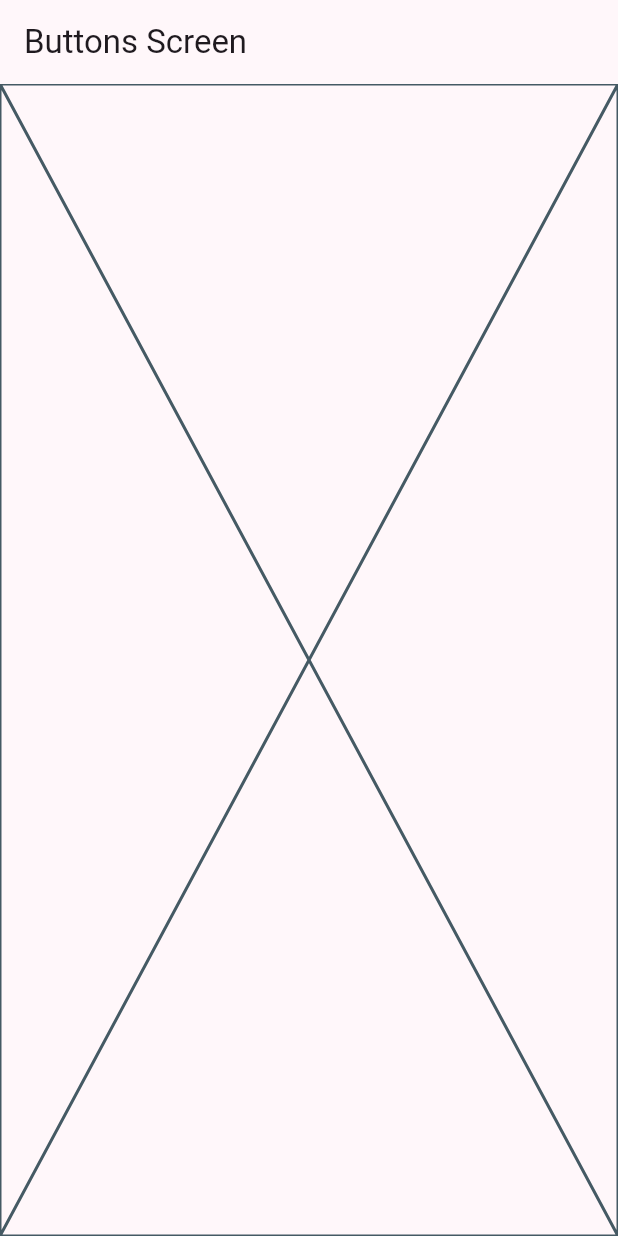
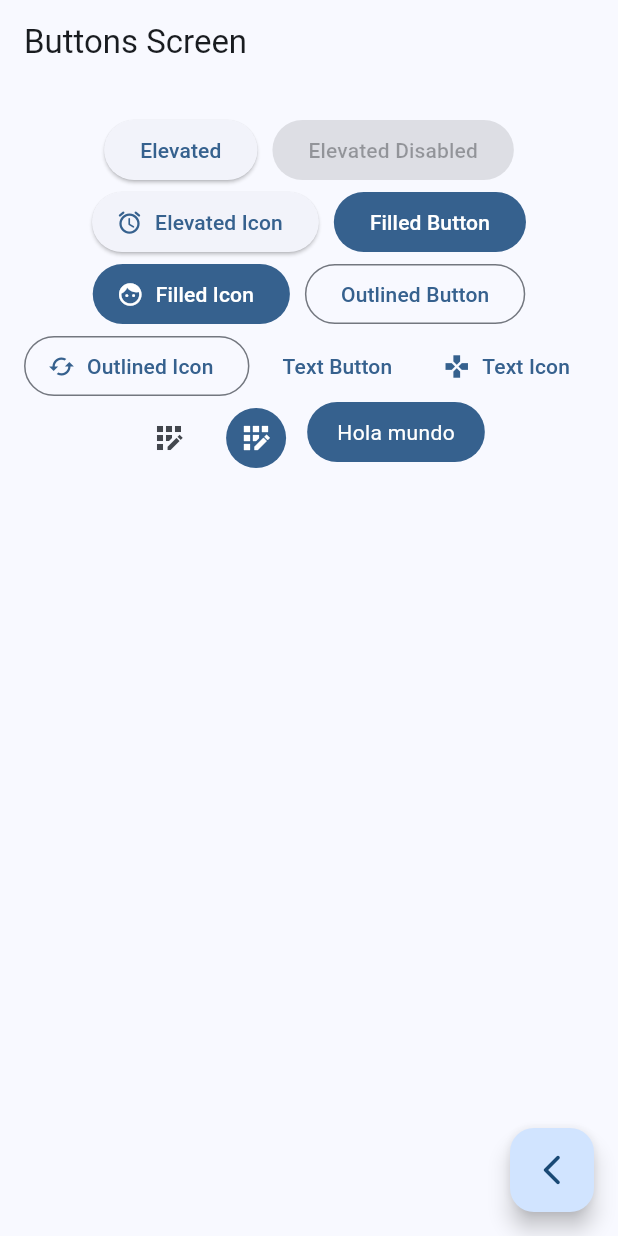
Before and after one commit to ortizjulian/widgets_app, a Flutter app: the ButtonsScreen screen opened by its route, on a phone screen of 412 x 824 dp. Run offline on Flutter 3.47's test engine with Material 3 defaults, Android fonts, the phone set to English and light mode, and no system bars; our stand-ins replace go_router.

Commit message:
button screen finished

```diff
--- a/lib/main.dart
+++ b/lib/main.dart
@@ -14,7 +14,7 @@ class MainApp extends StatelessWidget {
     return MaterialApp.router(
       routerConfig: appRouter,
       debugShowCheckedModeBanner: false,
-      theme: AppTheme(selectedColor: 4).getTheme(),
+      theme: AppTheme(selectedColor: 0).getTheme(),
     );
   }
 }
--- a/lib/presentation/screens/buttons/buttons_screen.dart
+++ b/lib/presentation/screens/buttons/buttons_screen.dart
@@ -1,4 +1,5 @@
 import 'package:flutter/material.dart';
+import 'package:go_router/go_router.dart';
 
 class ButtonsScreen extends StatelessWidget {
   static const String name = 'buttons_screen';
@@ -10,7 +11,114 @@ class ButtonsScreen extends StatelessWidget {
       appBar: AppBar(
         title: const Text('Buttons Screen'),
       ),
-      body: const Placeholder(),
+      body: const _ButtonsView(),
+      floatingActionButton: FloatingActionButton(
+        child: const Icon(Icons.arrow_back_ios_new_rounded),
+        onPressed: () {
+          context.pop();
+        },
+      ),
     );
   }
 }
+
+class _ButtonsView extends StatelessWidget {
+  const _ButtonsView();
+
+  @override
+  Widget build(BuildContext context) {
+    final colors = Theme.of(context).colorScheme;
+    return SizedBox(
+      width: double.infinity,
+      child: Padding(
+        padding: const EdgeInsets.symmetric(horizontal: 10, vertical: 20),
+        child: Wrap(
+          spacing: 10,
+          alignment: WrapAlignment.center,
+          children: [
+            ElevatedButton(
+              onPressed: () {},
+              child: const Text("Elevated"),
+            ),
+            const ElevatedButton(
+              onPressed: null,
+              child: Text("Elevated Disabled"),
+            ),
+            ElevatedButton.icon(
+              onPressed: () {},
+              icon: const Icon(Icons.access_alarm_rounded),
+              label: const Text('Elevated Icon'),
+            ),
+            FilledButton(
+              onPressed: () {},
+              child: const Text('Filled Button'),
+            ),
+            FilledButton.icon(
+              onPressed: () {},
+              icon: const Icon(Icons.face),
+              label: const Text('Filled Icon'),
+            ),
+            OutlinedButton(
+              onPressed: () {},
+              child: const Text("Outlined Button"),
+            ),
+            OutlinedButton.icon(
+              onPressed: () {},
+              icon: const Icon(Icons.cached_outlined),
+              label: const Text('Outlined Icon'),
+            ),
+            TextButton(
+              onPressed: () {},
+              child: const Text('Text Button'),
+            ),
+            TextButton.icon(
+              onPressed: () {},
+              icon: const Icon(Icons.gamepad),
+              label: const Text('Text Icon'),
+            ),
+            IconButton(
+              onPressed: () {},
+              icon: const Icon(Icons.app_registration_sharp),
+            ),
+            IconButton(
+              onPressed: () {},
+              icon: const Icon(Icons.app_registration_sharp),
+              style: ButtonStyle(
+                backgroundColor: MaterialStatePropertyAll(colors.primary),
+                iconColor: const MaterialStatePropertyAll(Colors.white),
+              ),
+            ),
+            const CustomButton()
+          ],
+        ),
+      ),
+    );
+  }
+}
+
+class CustomButton extends StatelessWidget {
+  const CustomButton({super.key});
+
+  @override
+  Widget build(BuildContext context) {
+    final colors = Theme.of(context).colorScheme;
+    return ClipRRect(
+      borderRadius: const BorderRadius.all(
+        Radius.circular(20),
+      ),
+      child: Material(
+        color: colors.primary,
+        child: InkWell(
+          onTap: () {},
+          child: const Padding(
+            padding: EdgeInsets.symmetric(horizontal: 20, vertical: 10),
+            child: Text(
+              'Hola mundo',
+              style: TextStyle(color: Colors.white),
+            ),
+          ),
+        ),
+      ),
+    );
+  }
+}
```
